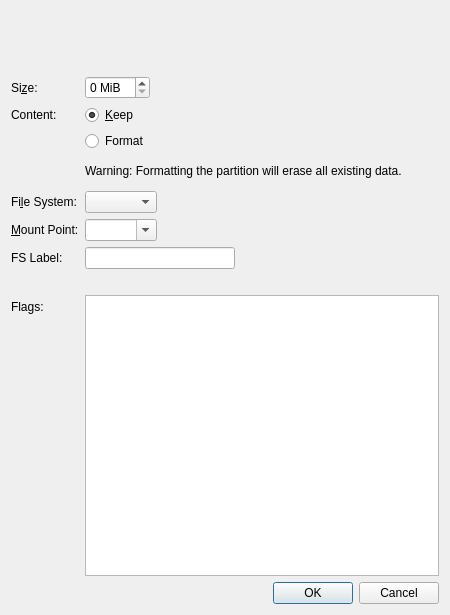
The window that src/modules/partition/gui/EditExistingPartitionDialog.ui (calamares/calamares) describes before a commit, drawn with Qt 5.
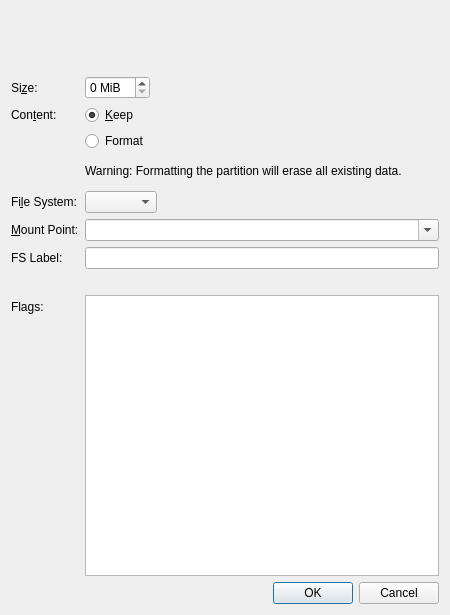
The same window after the commit. Custom widgets are drawn as their Qt base class.

Commit message:
[partition] UI-tweak mount-point and fs-label boxes
- make the boxes expand, rather than stick to a minimum
  size that doesn't align with other boxes in the dialog,
  and which may be too small to contain the text they display.

What changed in the file:
```diff
--- a/src/modules/partition/gui/EditExistingPartitionDialog.ui
+++ b/src/modules/partition/gui/EditExistingPartitionDialog.ui
@@ -51,7 +51,7 @@
      <item row="2" column="0">
       <widget class="QLabel" name="label_3">
        <property name="text">
-        <string>Content:</string>
+        <string>Con&amp;tent:</string>
        </property>
        <property name="buddy">
         <cstring>keepRadioButton</cstring>
@@ -109,6 +109,12 @@
      </item>
      <item row="6" column="1">
       <widget class="QComboBox" name="mountPointComboBox">
+       <property name="sizePolicy">
+        <sizepolicy hsizetype="MinimumExpanding" vsizetype="Fixed">
+         <horstretch>0</horstretch>
+         <verstretch>0</verstretch>
+        </sizepolicy>
+       </property>
        <property name="editable">
         <bool>true</bool>
        </property>
@@ -176,12 +182,6 @@
      </item>
      <item row="7" column="1">
       <widget class="QLineEdit" name="fileSystemLabelEdit">
-       <property name="maximumSize">
-        <size>
-         <width>150</width>
-         <height>16777215</height>
-        </size>
-       </property>
        <property name="toolTip">
         <string>Label for the filesystem</string>
        </property>
```
The commit also changes 1 other file.
